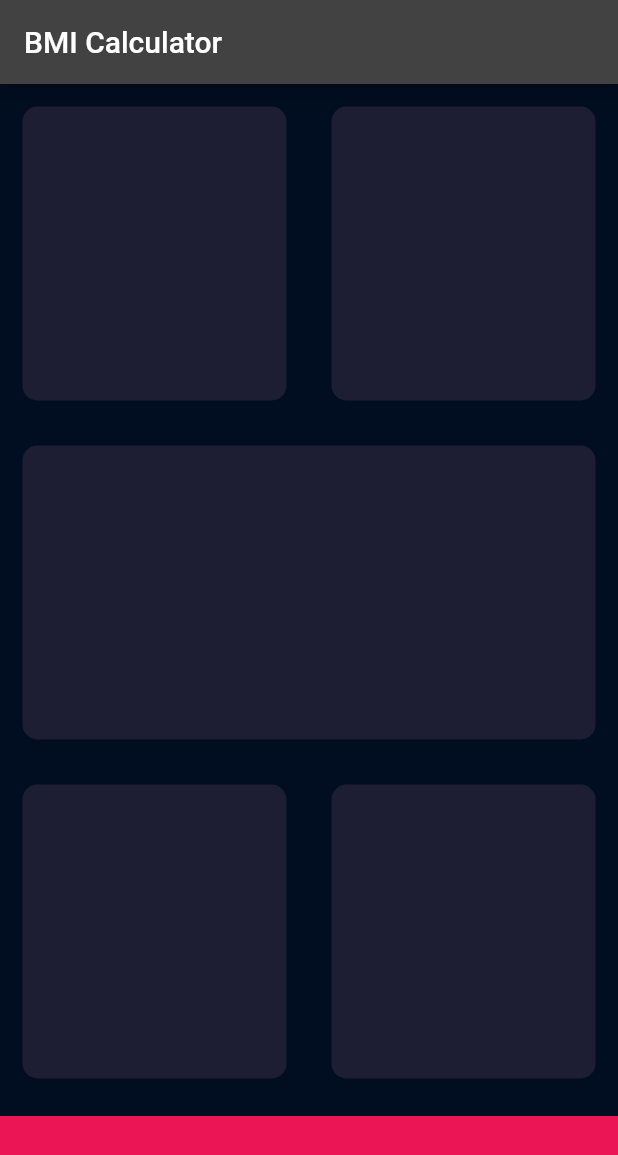
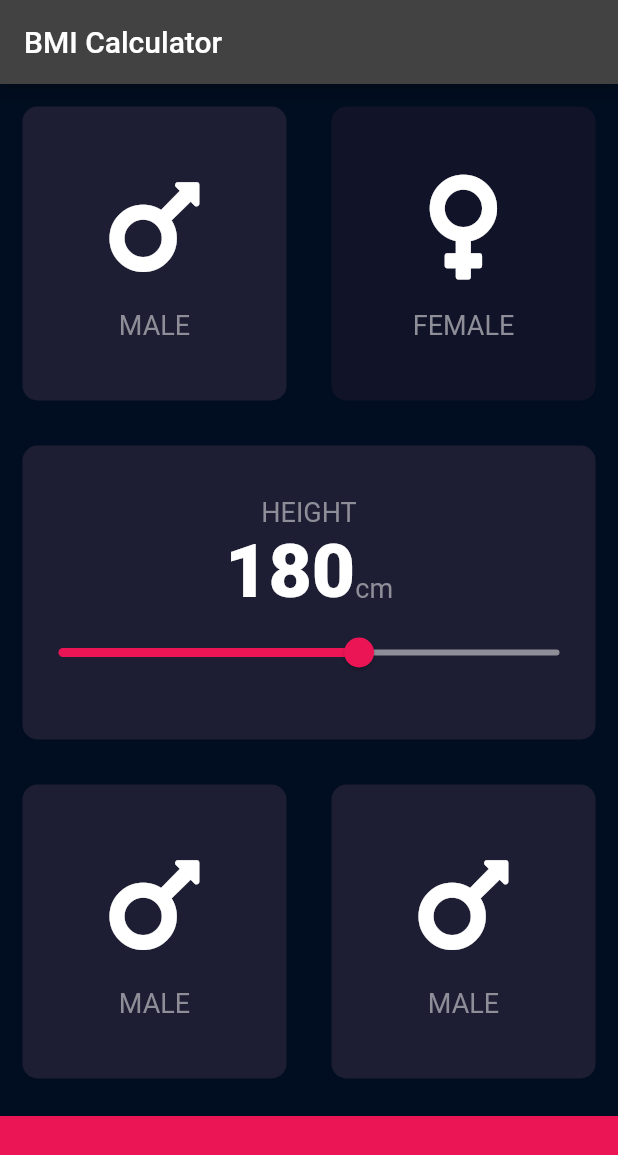
Before and after one commit to Reisuke1231/bmi_calculator, a Flutter app: the screen it shows after launch, on a phone screen of 412 x 824 dp. Shown: the top 1155 px of the screen. Run offline on Flutter 3.47's test engine with Material 2 defaults, Android fonts, the phone set to English and light mode, and no system bars; our stand-ins replace font_awesome_flutter.

Commit message:
Add constants.dart ,implement slider bar and refactoring.

```diff
--- /dev/null
+++ b/lib/constants.dart
@@ -0,0 +1,16 @@
+import 'package:flutter/material.dart';
+
+const kBottomContainerHeight = 80.0;
+const kActiveCardColor = Color(0xFF1D1E33);
+const kInactiveCardColor = Color(0xFF111328);
+const kBottomContainerColor = Color(0xFFEB1555);
+
+const kLabelTextStyle = TextStyle(
+  fontSize: 18.0,
+  color: Color(0xFF8D8E98),
+);
+
+const kNumberTextStyle = TextStyle(
+  fontSize: 50.0,
+  fontWeight: FontWeight.w900,
+);
--- /dev/null
+++ b/lib/icon_content.dart
@@ -0,0 +1,30 @@
+import 'package:flutter/material.dart';
+
+import 'constants.dart';
+
+class IconContent extends StatelessWidget {
+  IconContent({required this.icon, required this.label});
+
+  final IconData icon;
+  final String label;
+
+  @override
+  Widget build(BuildContext context) {
+    return Column(
+      mainAxisAlignment: MainAxisAlignment.center,
+      children: <Widget>[
+        Icon(
+          icon,
+          size: 80.0,
+        ),
+        SizedBox(
+          height: 15.0,
+        ),
+        Text(
+          label,
+          style: kLabelTextStyle,
+        ),
+      ],
+    );
+  }
+}
--- a/lib/input_page.dart
+++ b/lib/input_page.dart
@@ -1,8 +1,14 @@
 import 'package:flutter/material.dart';
+import 'package:font_awesome_flutter/font_awesome_flutter.dart';
 
-const bottomContainerHeight = 80.0;
-const activeCardColor = Color(0xFF1D1E33);
-const bottomContainerColor = Color(0xFFEB1555);
+import 'constants.dart';
+import 'icon_content.dart';
+import 'reusable_card.dart';
+
+enum Gender {
+  male,
+  female,
+}
 
 class InputPage extends StatefulWidget {
   const InputPage({Key? key}) : super(key: key);
@@ -12,6 +18,9 @@ class InputPage extends StatefulWidget {
 }
 
 class _InputPageState extends State<InputPage> {
+  Gender selectedGender = Gender.male;
+  int height = 180;
+
   @override
   Widget build(BuildContext context) {
     return Scaffold(
@@ -19,18 +28,41 @@ class _InputPageState extends State<InputPage> {
         title: Text('BMI Calculator'),
       ),
       body: Column(
+        crossAxisAlignment: CrossAxisAlignment.stretch,
         children: <Widget>[
           Expanded(
             child: Row(
               children: <Widget>[
                 Expanded(
                   child: ReusableCard(
-                    color: activeCardColor,
+                    onPress: () {
+                      setState(() {
+                        selectedGender = Gender.male;
+                      });
+                    },
+                    color: selectedGender == Gender.male
+                        ? kActiveCardColor
+                        : kInactiveCardColor,
+                    cardChild: IconContent(
+                      icon: FontAwesomeIcons.mars,
+                      label: 'MALE',
+                    ),
                   ),
                 ),
                 Expanded(
                   child: ReusableCard(
-                    color: activeCardColor,
+                    onPress: () {
+                      setState(() {
+                        selectedGender = Gender.female;
+                      });
+                    },
+                    color: selectedGender == Gender.female
+                        ? kActiveCardColor
+                        : kInactiveCardColor,
+                    cardChild: IconContent(
+                      icon: FontAwesomeIcons.venus,
+                      label: 'FEMALE',
+                    ),
                   ),
                 ),
               ],
@@ -38,7 +70,47 @@ class _InputPageState extends State<InputPage> {
           ),
           Expanded(
             child: ReusableCard(
-              color: activeCardColor,
+              onPress: () {
+                setState(() {});
+              },
+              color: kActiveCardColor,
+              cardChild: Column(
+                mainAxisAlignment: MainAxisAlignment.center,
+                children: <Widget>[
+                  Text(
+                    'HEIGHT',
+                    style: kLabelTextStyle,
+                  ),
+                  Row(
+                    mainAxisAlignment: MainAxisAlignment.center,
+                    crossAxisAlignment: CrossAxisAlignment.baseline,
+                    textBaseline: TextBaseline.alphabetic,
+                    children: <Widget>[
+                      Text(
+                        height.toString(),
+                        style: kNumberTextStyle,
+                      ),
+                      Text(
+                        'cm',
+                        style: kLabelTextStyle,
+                      ),
+                    ],
+                  ),
+                  Slider(
+                    value: height.toDouble(),
+                    min: 120.0,
+                    max: 220.0,
+                    activeColor: Color(0xFFEB1555),
+                    inactiveColor: Color(0xFF8D8E98),
+                    onChanged: (double newValue) {
+                      print(newValue);
+                      setState(() {
+                        height = newValue.round();
+                      });
+                    },
+                  ),
+                ],
+              ),
             ),
           ),
           Expanded(
@@ -46,42 +118,69 @@ class _InputPageState extends State<InputPage> {
               children: <Widget>[
                 Expanded(
                   child: ReusableCard(
-                    color: activeCardColor,
+                    onPress: () {
+                      setState(() {});
+                    },
+                    color: kActiveCardColor,
+                    cardChild: Column(
+                      mainAxisAlignment: MainAxisAlignment.center,
+                      children: <Widget>[
+                        Icon(
+                          FontAwesomeIcons.mars,
+                          size: 80.0,
+                        ),
+                        SizedBox(
+                          height: 15.0,
+                        ),
+                        Text(
+                          'MALE',
+                          style: TextStyle(
+                            fontSize: 18.0,
+                            color: Color(0xFF8D8E98),
+                          ),
+                        ),
+                      ],
+                    ),
                   ),
                 ),
                 Expanded(
                   child: ReusableCard(
-                    color: activeCardColor,
+                    onPress: () {
+                      setState(() {});
+                    },
+                    color: kActiveCardColor,
+                    cardChild: Column(
+                      mainAxisAlignment: MainAxisAlignment.center,
+                      children: <Widget>[
+                        Icon(
+                          FontAwesomeIcons.mars,
+                          size: 80.0,
+                        ),
+                        SizedBox(
+                          height: 15.0,
+                        ),
+                        Text(
+                          'MALE',
+                          style: TextStyle(
+                            fontSize: 18.0,
+                            color: Color(0xFF8D8E98),
+                          ),
+                        ),
+                      ],
+                    ),
                   ),
                 ),
               ],
             ),
           ),
           Container(
-            color: bottomContainerColor,
+            color: kBottomContainerColor,
             margin: EdgeInsets.only(top: 10.0),
             width: double.infinity,
-            height: bottomContainerHeight,
+            height: kBottomContainerHeight,
           ),
         ],
       ),
     );
   }
 }
-
-class ReusableCard extends StatelessWidget {
-  Color color;
-
-  ReusableCard({required this.color});
-
-  @override
-  Widget build(BuildContext context) {
-    return Container(
-      margin: EdgeInsets.all(15.0),
-      decoration: BoxDecoration(
-        color: color,
-        borderRadius: BorderRadius.circular(10.0),
-      ),
-    );
-  }
-}
--- /dev/null
+++ b/lib/reusable_card.dart
@@ -0,0 +1,25 @@
+import 'package:flutter/material.dart';
+
+class ReusableCard extends StatelessWidget {
+  ReusableCard(
+      {required this.color, required this.cardChild, required this.onPress});
+
+  final Color color;
+  final Widget cardChild;
+  final VoidCallback onPress;
+
+  @override
+  Widget build(BuildContext context) {
+    return GestureDetector(
+      onTap: onPress,
+      child: Container(
+        child: cardChild,
+        margin: EdgeInsets.all(15.0),
+        decoration: BoxDecoration(
+          color: color,
+          borderRadius: BorderRadius.circular(10.0),
+        ),
+      ),
+    );
+  }
+}
```
Also changed, not shown: pubspec.yaml (+1 -63 lines), pubspec.lock.
